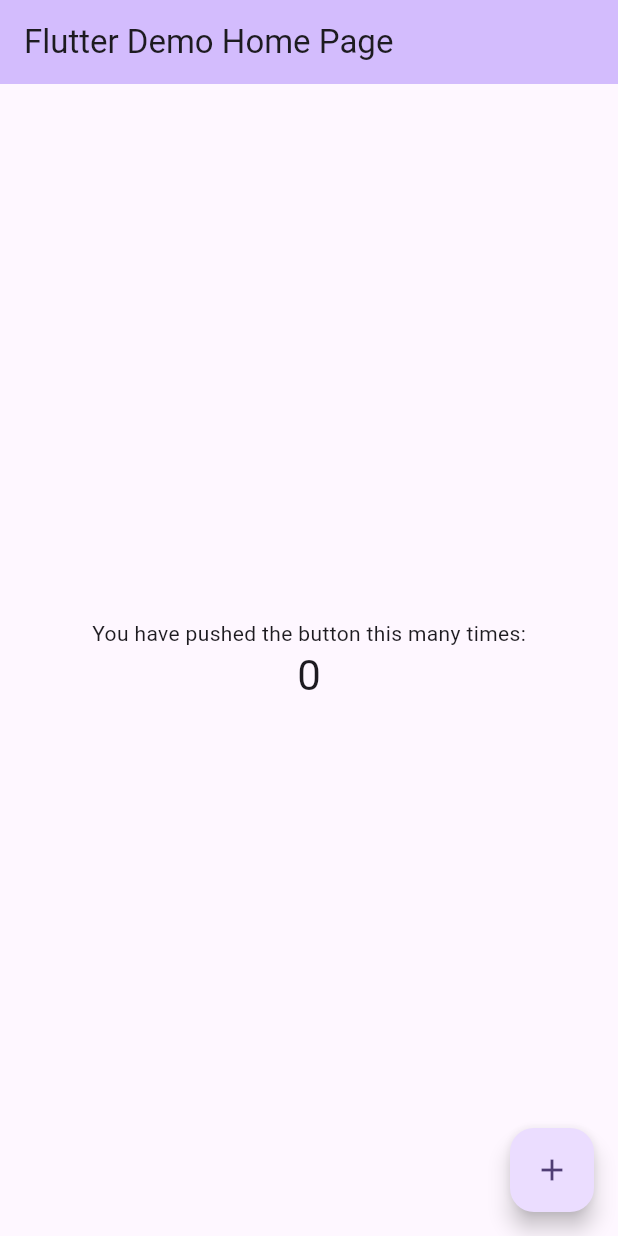
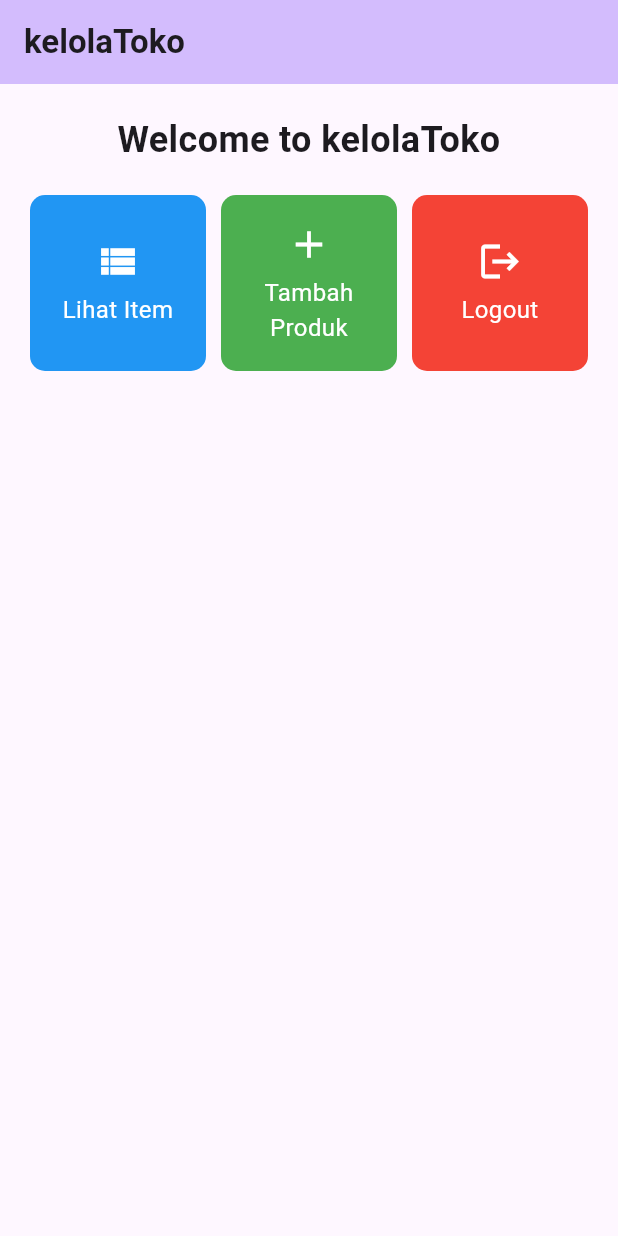
Before and after one commit to mhmdhaekal/kelolatoko-mobile-app, a Flutter app: the screen it shows after launch, on a phone screen of 412 x 824 dp. Run offline on Flutter 3.47's test engine with Material 2 defaults, Android fonts, the light colour scheme and no system bars.

Commit message:
done writing code for tugas 7

```diff
--- a/lib/main.dart
+++ b/lib/main.dart
@@ -1,4 +1,5 @@
 import 'package:flutter/material.dart';
+import 'package:kelola_toko/menu.dart';
 
 void main() {
   runApp(const MyApp());
@@ -11,115 +12,13 @@ class MyApp extends StatelessWidget {
   @override
   Widget build(BuildContext context) {
     return MaterialApp(
-      title: 'Flutter Demo',
+      title: 'kelolaToko',
       theme: ThemeData(
-        // This is the theme of your application.
-        //
-        // TRY THIS: Try running your application with "flutter run". You'll see
-        // the application has a blue toolbar. Then, without quitting the app,
-        // try changing the seedColor in the colorScheme below to Colors.green
-        // and then invoke "hot reload" (save your changes or press the "hot
-        // reload" button in a Flutter-supported IDE, or press "r" if you used
-        // the command line to start the app).
-        //
-        // Notice that the counter didn't reset back to zero; the application
-        // state is not lost during the reload. To reset the state, use hot
-        // restart instead.
-        //
-        // This works for code too, not just values: Most code changes can be
-        // tested with just a hot reload.
         colorScheme: ColorScheme.fromSeed(seedColor: Colors.deepPurple),
         useMaterial3: true,
+        primarySwatch: Colors.deepPurple,
       ),
-      home: const MyHomePage(title: 'Flutter Demo Home Page'),
+      home: MyHomePage(),
     );
   }
 }
-
-class MyHomePage extends StatefulWidget {
-  const MyHomePage({super.key, required this.title});
-
-  // This widget is the home page of your application. It is stateful, meaning
-  // that it has a State object (defined below) that contains fields that affect
-  // how it looks.
-
-  // This class is the configuration for the state. It holds the values (in this
-  // case the title) provided by the parent (in this case the App widget) and
-  // used by the build method of the State. Fields in a Widget subclass are
-  // always marked "final".
-
-  final String title;
-
-  @override
-  State<MyHomePage> createState() => _MyHomePageState();
-}
-
-class _MyHomePageState extends State<MyHomePage> {
-  int _counter = 0;
-
-  void _incrementCounter() {
-    setState(() {
-      // This call to setState tells the Flutter framework that something has
-      // changed in this State, which causes it to rerun the build method below
-      // so that the display can reflect the updated values. If we changed
-      // _counter without calling setState(), then the build method would not be
-      // called again, and so nothing would appear to happen.
-      _counter++;
-    });
-  }
-
-  @override
-  Widget build(BuildContext context) {
-    // This method is rerun every time setState is called, for instance as done
-    // by the _incrementCounter method above.
-    //
-    // The Flutter framework has been optimized to make rerunning build methods
-    // fast, so that you can just rebuild anything that needs updating rather
-    // than having to individually change instances of widgets.
-    return Scaffold(
-      appBar: AppBar(
-        // TRY THIS: Try changing the color here to a specific color (to
-        // Colors.amber, perhaps?) and trigger a hot reload to see the AppBar
-        // change color while the other colors stay the same.
-        backgroundColor: Theme.of(context).colorScheme.inversePrimary,
-        // Here we take the value from the MyHomePage object that was created by
-        // the App.build method, and use it to set our appbar title.
-        title: Text(widget.title),
-      ),
-      body: Center(
-        // Center is a layout widget. It takes a single child and positions it
-        // in the middle of the parent.
-        child: Column(
-          // Column is also a layout widget. It takes a list of children and
-          // arranges them vertically. By default, it sizes itself to fit its
-          // children horizontally, and tries to be as tall as its parent.
-          //
-          // Column has various properties to control how it sizes itself and
-          // how it positions its children. Here we use mainAxisAlignment to
-          // center the children vertically; the main axis here is the vertical
-          // axis because Columns are vertical (the cross axis would be
-          // horizontal).
-          //
-          // TRY THIS: Invoke "debug painting" (choose the "Toggle Debug Paint"
-          // action in the IDE, or press "p" in the console), to see the
-          // wireframe for each widget.
-          mainAxisAlignment: MainAxisAlignment.center,
-          children: <Widget>[
-            const Text(
-              'You have pushed the button this many times:',
-            ),
-            Text(
-              '$_counter',
-              style: Theme.of(context).textTheme.headlineMedium,
-            ),
-          ],
-        ),
-      ),
-      floatingActionButton: FloatingActionButton(
-        onPressed: _incrementCounter,
-        tooltip: 'Increment',
-        child: const Icon(Icons.add),
-      ), // This trailing comma makes auto-formatting nicer for build methods.
-    );
-  }
-}
--- /dev/null
+++ b/lib/menu.dart
@@ -0,0 +1,98 @@
+import 'package:flutter/material.dart';
+
+class MyHomePage extends StatelessWidget {
+  MyHomePage({Key? key}) : super(key: key);
+  final List<MenuItem> menuItems = [
+    MenuItem("Lihat Item", Icons.view_list, Colors.blue),
+    MenuItem("Tambah Produk", Icons.add, Colors.green),
+    MenuItem("Logout", Icons.logout, Colors.red)
+  ];
+
+  @override
+  Widget build(BuildContext context) {
+    return Scaffold(
+      appBar: AppBar(
+        title: const Text(
+          "kelolaToko",
+          style: TextStyle(fontWeight: FontWeight.bold),
+        ),
+        backgroundColor: Theme.of(context).colorScheme.inversePrimary,
+      ),
+      body: SingleChildScrollView(
+        child: Column(
+          children: <Widget>[
+            const Padding(padding: EdgeInsets.only(top: 10.0, bottom: 10.0)),
+            const Text(
+              "Welcome to kelolaToko",
+              textAlign: TextAlign.center,
+              style: TextStyle(fontSize: 24.0, fontWeight: FontWeight.bold),
+            ),
+            GridView.count(
+              primary: true,
+              padding: const EdgeInsets.all(20),
+              crossAxisSpacing: 10,
+              mainAxisSpacing: 10,
+              crossAxisCount: 3,
+              shrinkWrap: true,
+              children: menuItems
+                  .map((MenuItem item) => MenuCard(item, Key(item.name)))
+                  .toList(),
+            ),
+          ],
+        ),
+      ),
+    );
+  }
+}
+
+class MenuItem {
+  final String name;
+  final IconData icon;
+  final MaterialColor color;
+
+  MenuItem(this.name, this.icon, this.color);
+}
+
+class MenuCard extends StatelessWidget {
+  final MenuItem menuItem;
+
+  const MenuCard(this.menuItem, Key? key) : super(key: key);
+
+  @override
+  Widget build(BuildContext context) {
+    return Material(
+      color: menuItem.color,
+      borderRadius: BorderRadius.circular(10),
+      child: InkWell(
+        onTap: () => handleTap(context),
+        child: Container(
+          padding: const EdgeInsets.all(8),
+          child: Center(
+            child: Column(
+              mainAxisAlignment: MainAxisAlignment.center,
+              children: [
+                Icon(
+                  menuItem.icon,
+                  color: Colors.white,
+                  size: 30.0,
+                ),
+                const Padding(padding: EdgeInsets.all(3)),
+                Text(menuItem.name,
+                    textAlign: TextAlign.center,
+                    style: const TextStyle(color: Colors.white, fontSize: 16.0))
+              ],
+            ),
+          ),
+        ),
+      ),
+    );
+  }
+
+  void handleTap(BuildContext context) {
+    final snackbar =
+        SnackBar(content: Text('Kamu telah menekan tombol ${menuItem.name}'));
+    ScaffoldMessenger.of(context)
+      ..hideCurrentSnackBar()
+      ..showSnackBar(snackbar);
+  }
+}
```
